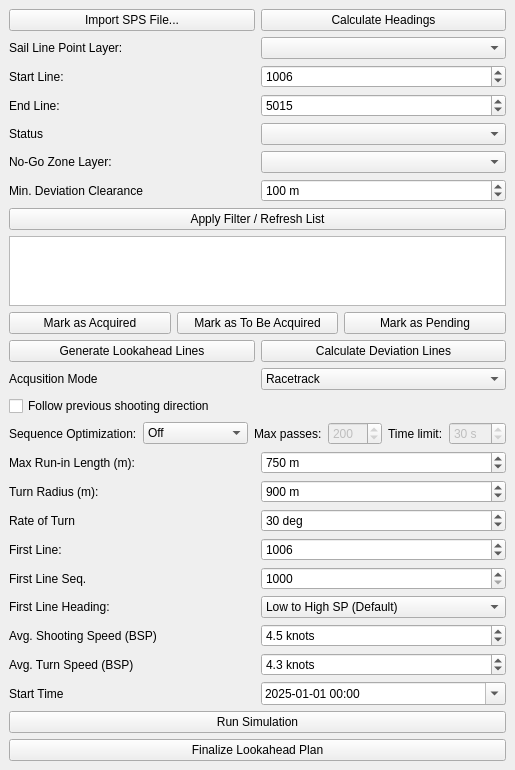
This is obn_planner_dockwidget_base.ui in aldien03/OBN_Source_Planner_QGIS_Plugin as Qt 5 draws it before an edit. The edited form follows.
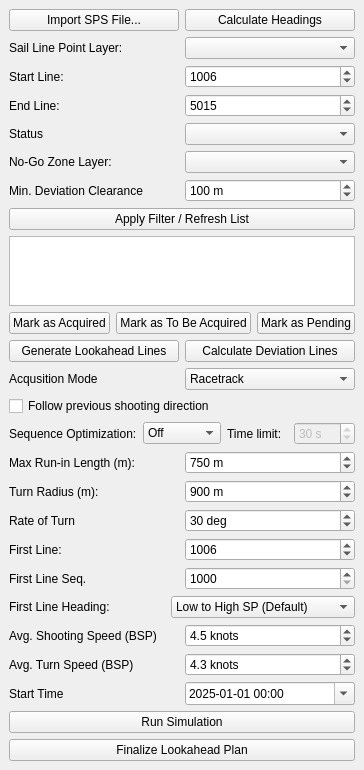
This is the edited form.

Commit message: phase 13a-5: remove 2-opt from GUI (keep code as defensive fallback)

The edit to the form file:
```diff
--- a/obn_planner_dockwidget_base.ui
+++ b/obn_planner_dockwidget_base.ui
@@ -272,40 +272,6 @@
           <string>OR-tools</string>
          </property>
         </item>
-        <item>
-         <property name="text">
-          <string>2-opt (legacy)</string>
-         </property>
-        </item>
-       </widget>
-      </item>
-      <item>
-       <widget class="QLabel" name="label_optimization_max_iter">
-        <property name="text">
-         <string>Max passes:</string>
-        </property>
-       </widget>
-      </item>
-      <item>
-       <widget class="QSpinBox" name="optimizationMaxIterationsSpinBox">
-        <property name="toolTip">
-         <string>Maximum number of 2-opt passes before stopping. Only used when Optimization = 2-opt (legacy). Higher values = better result but longer runtime. Typical: 50 quick / 200 thorough / 500+ very demanding. Grey when not in 2-opt mode.</string>
-        </property>
-        <property name="minimum">
-         <number>10</number>
-        </property>
-        <property name="maximum">
-         <number>1000</number>
-        </property>
-        <property name="singleStep">
-         <number>10</number>
-        </property>
-        <property name="value">
-         <number>200</number>
-        </property>
-        <property name="enabled">
-         <bool>false</bool>
-        </property>
        </widget>
       </item>
       <item>
```
Left out of the diff: 2 changed lines with no effect on the pictures. The commit also changes 3 other files.
